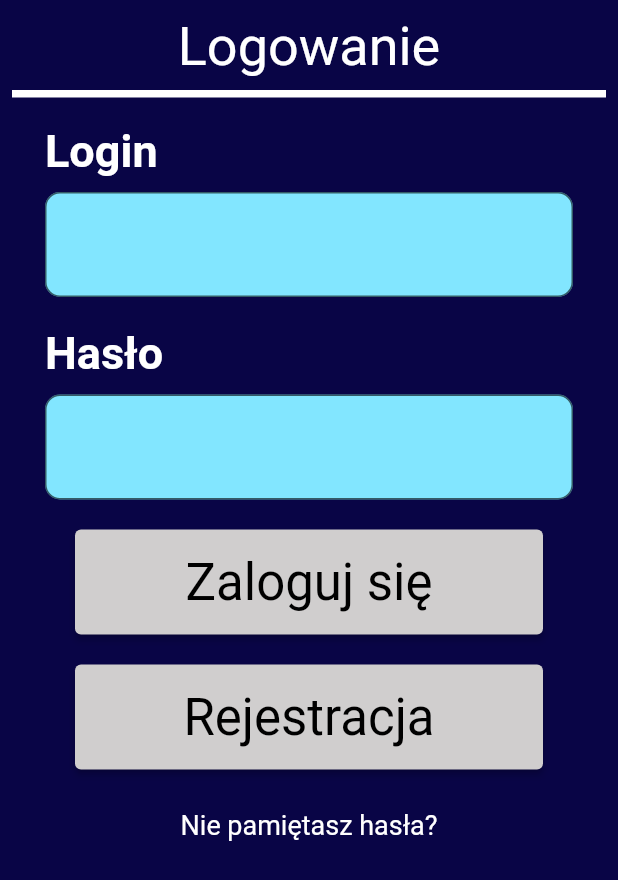
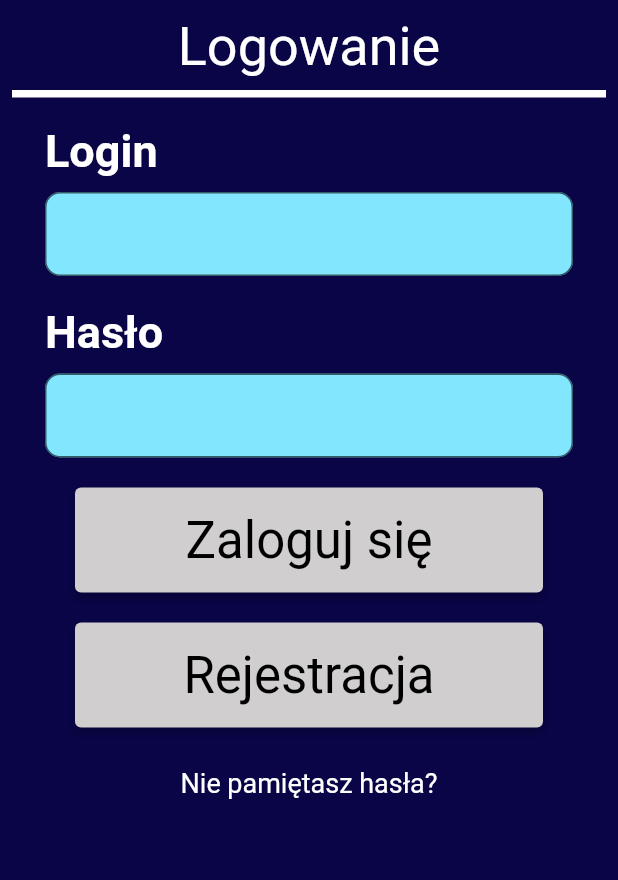
Before and after one commit to Wojberni/interactive-learning, a Flutter app: the screen it shows after launch, on a phone screen of 412 x 824 dp. Shown: the top 880 px of the screen. Run offline on Flutter 3.47's test engine with Material 2 defaults, Android fonts, the phone set to English and light mode, and no system bars; our stand-ins replace flutter_dotenv; missing offline and left inert: learning_api.

Commit message:
Fixed folder structure and login register text input size

```diff
--- a/mobile/lib/login_register/custom_form_field.dart
+++ b/mobile/lib/login_register/widgets/custom_form_field.dart
@@ -50,6 +50,8 @@ class CustomFormField extends StatelessWidget {
               border: OutlineInputBorder(
                 borderRadius: BorderRadius.circular(10.0),
               ),
+              contentPadding: const EdgeInsets.symmetric(
+                  vertical: 13, horizontal: 15),
             ),
             style: const TextStyle(
               color: Colors.black,
--- a/mobile/lib/main.dart
+++ b/mobile/lib/main.dart
@@ -1,7 +1,7 @@
 import 'package:flutter/material.dart';
-import 'package:mobile/home/home_page.dart';
-import 'package:mobile/login_register/login_page.dart';
-import 'package:mobile/login_register/registration_page.dart';
+import 'package:mobile/home/screens/home_page.dart';
+import 'package:mobile/login_register/screens/login_page.dart';
+import 'package:mobile/login_register/screens/registration_page.dart';
 import 'package:flutter_dotenv/flutter_dotenv.dart';
 
 Future main() async {
```
Also changed, not shown: mobile/lib/login_register/screens/login_page.dart (renamed from mobile/lib/login_register/login_page.dart, +5 -5 lines), mobile/lib/login_register/screens/registration_page.dart (renamed from mobile/lib/login_register/registration_page.dart, +5 -5 lines), mobile/lib/home/screens/home_page.dart (renamed from mobile/lib/home/home_page.dart), mobile/lib/login_register/widgets/custom_elevated_button.dart (renamed from mobile/lib/login_register/custom_elevated_button.dart), mobile/lib/login_register/widgets/custom_layout_header.dart (renamed from mobile/lib/login_register/custom_layout_header.dart), mobile/lib/login_register/widgets/custom_validation_extension.dart (renamed from mobile/lib/login_register/custom_validation_extension.dart).
